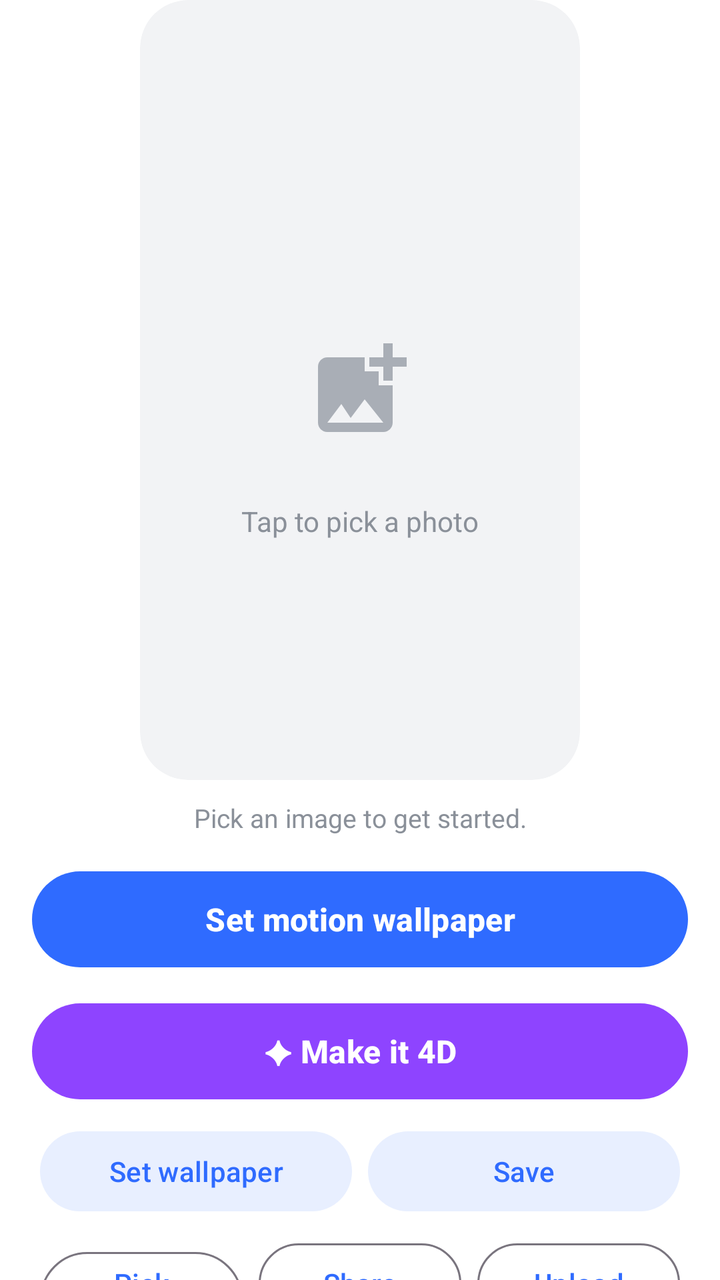
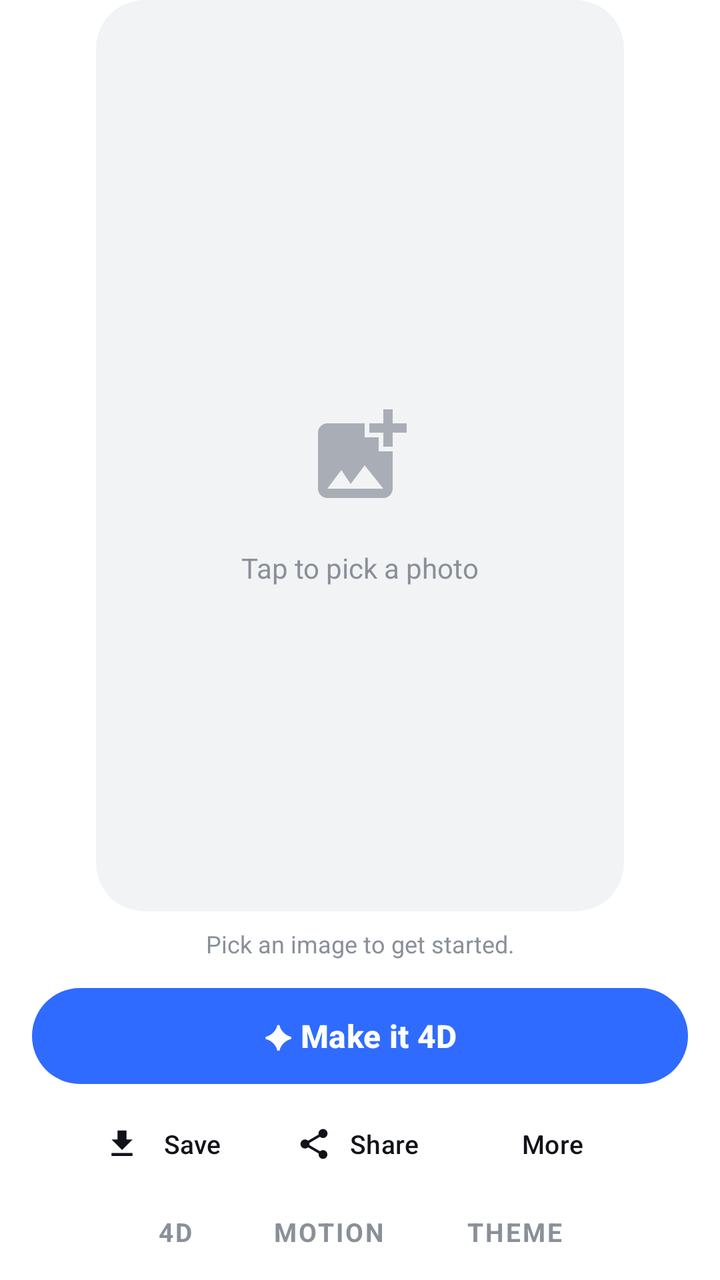

Before-and-after screenshots of an Android layout around one commit, followed by the original layout XML and the change that was made.
<!-- AndroidManifest.xml: application theme Theme.WallpaperCreator -->
<!-- res/layout/fragment_create.xml -->
<?xml version="1.0" encoding="utf-8"?>
<androidx.core.widget.NestedScrollView xmlns:android="http://schemas.android.com/apk/res/android"
    xmlns:app="http://schemas.android.com/apk/res-auto"
    android:layout_width="match_parent"
    android:layout_height="match_parent">

    <LinearLayout
        android:layout_width="match_parent"
        android:layout_height="wrap_content"
        android:orientation="vertical"
        android:paddingHorizontal="16dp"
        android:paddingBottom="16dp">

        <com.google.android.material.card.MaterialCardView
            android:id="@+id/previewCard"
            android:layout_width="220dp"
            android:layout_height="390dp"
            android:layout_gravity="center_horizontal"
            app:cardBackgroundColor="@color/surface_muted"
            app:cardCornerRadius="24dp"
            app:cardElevation="0dp"
            app:strokeWidth="0dp">

            <ImageView
                android:id="@+id/preview"
                android:layout_width="match_parent"
                android:layout_height="match_parent"
                android:contentDescription="@string/preview"
                android:scaleType="center"
                android:src="@drawable/ic_add_photo" />

            <TextView
                android:id="@+id/previewHint"
                android:layout_width="wrap_content"
                android:layout_height="wrap_content"
                android:layout_gravity="center_horizontal|bottom"
                android:layout_marginBottom="120dp"
                android:text="@string/tap_to_pick"
                android:textColor="@color/text_secondary" />
        </com.google.android.material.card.MaterialCardView>

        <TextView
            android:id="@+id/status"
            android:layout_width="match_parent"
            android:layout_height="wrap_content"
            android:layout_marginTop="10dp"
            android:gravity="center"
            android:text="@string/pick_first"
            android:textColor="@color/text_secondary"
            android:textSize="13sp" />

        <com.google.android.material.progressindicator.LinearProgressIndicator
            android:id="@+id/uploadProgress"
            android:layout_width="match_parent"
            android:layout_height="wrap_content"
            android:layout_marginTop="6dp"
            android:max="100"
            android:visibility="gone"
            app:trackCornerRadius="4dp" />

        <com.google.android.material.button.MaterialButton
            android:id="@+id/btnSetLive"
            style="@style/PrimaryPill"
            android:layout_marginTop="14dp"
            android:text="@string/set_live" />

        <com.google.android.material.button.MaterialButton
            android:id="@+id/btnMakeFourD"
            style="@style/PrimaryPill"
            android:layout_marginTop="10dp"
            android:text="@string/make_fourd"
            app:backgroundTint="@color/brand_secondary" />

        <LinearLayout style="@style/ButtonRow">

            <com.google.android.material.button.MaterialButton
                android:id="@+id/btnSetStatic"
                style="@style/RowButton.Tonal"
                android:text="@string/set_static" />

            <com.google.android.material.button.MaterialButton
                android:id="@+id/btnSave"
                style="@style/RowButton.Tonal"
                android:text="@string/save" />
        </LinearLayout>

        <LinearLayout style="@style/ButtonRow">

            <com.google.android.material.button.MaterialButton
                android:id="@+id/btnPick"
                style="@style/RowButton.Outlined"
                android:text="@string/pick_image" />

            <com.google.android.material.button.MaterialButton
                android:id="@+id/btnShare"
                style="@style/RowButton.Outlined"
                android:text="@string/share" />

            <com.google.android.material.button.MaterialButton
                android:id="@+id/btnUpload"
                style="@style/RowButton.Outlined"
                android:text="@string/upload" />
        </LinearLayout>
    </LinearLayout>
</androidx.core.widget.NestedScrollView>
<!-- resources referenced by this layout -->
<resources>
  <color name="brand_secondary">#8E44FF</color>
  <color name="surface_muted">#F2F3F5</color>
  <color name="text_secondary">#8A9099</color>
  <string name="make_fourd">✦ Make it 4D</string>
  <string name="pick_first">Pick an image to get started.</string>
  <string name="pick_image">Pick image</string>
  <string name="preview">Wallpaper preview</string>
  <string name="save">Save</string>
  <string name="set_live">Set motion wallpaper</string>
  <string name="set_static">Set wallpaper</string>
  <string name="share">Share</string>
  <string name="tap_to_pick">Tap to pick a photo</string>
  <string name="upload">Upload</string>
  <style name="ButtonRow">
          <item name="android:layout_width">match_parent</item>
          <item name="android:layout_height">wrap_content</item>
          <item name="android:layout_marginTop">8dp</item>
          <item name="android:orientation">horizontal</item>
      </style>
  <style name="RowButton.Outlined" parent="Widget.Material3.Button.OutlinedButton">
          <item name="android:layout_width">0dp</item>
          <item name="android:layout_height">wrap_content</item>
          <item name="android:layout_weight">1</item>
          <item name="android:layout_marginHorizontal">4dp</item>
      </style>
  <style name="RowButton.Tonal" parent="Widget.Material3.Button.TonalButton">
          <item name="android:layout_width">0dp</item>
          <item name="android:layout_height">wrap_content</item>
          <item name="android:layout_weight">1</item>
          <item name="android:layout_marginHorizontal">4dp</item>
      </style>
  <color name="text_tertiary">#A9AEB6</color>
  <color name="brand_primary">#2F6BFF</color>
  <color name="brand_primary_soft">#E8EFFF</color>
  <color name="surface">#FFFFFF</color>
  <!-- unchanged entries left out for length: 3 -->
</resources>

<!-- the commit's change to res/layout/fragment_create.xml (unified diff, before → after) -->
@@ -1,105 +1,115 @@
 <?xml version="1.0" encoding="utf-8"?>
-<androidx.core.widget.NestedScrollView xmlns:android="http://schemas.android.com/apk/res/android"
+<LinearLayout xmlns:android="http://schemas.android.com/apk/res/android"
     xmlns:app="http://schemas.android.com/apk/res-auto"
     android:layout_width="match_parent"
-    android:layout_height="match_parent">
+    android:layout_height="match_parent"
+    android:orientation="vertical"
+    android:paddingHorizontal="16dp">
+
+    <com.google.android.material.card.MaterialCardView
+        android:id="@+id/previewCard"
+        android:layout_width="match_parent"
+        android:layout_height="0dp"
+        android:layout_marginHorizontal="32dp"
+        android:layout_weight="1"
+        app:cardBackgroundColor="@color/surface_muted"
+        app:cardCornerRadius="24dp"
+        app:cardElevation="0dp"
+        app:strokeWidth="0dp">
+
+        <ImageView
+            android:id="@+id/preview"
+            android:layout_width="match_parent"
+            android:layout_height="match_parent"
+            android:contentDescription="@string/preview"
+            android:scaleType="center"
+            android:src="@drawable/ic_add_photo" />
+
+        <TextView
+            android:id="@+id/previewHint"
+            android:layout_width="wrap_content"
+            android:layout_height="wrap_content"
+            android:layout_gravity="center"
+            android:layout_marginTop="56dp"
+            android:text="@string/tap_to_pick"
+            android:textColor="@color/text_secondary" />
+    </com.google.android.material.card.MaterialCardView>
+
+    <TextView
+        android:id="@+id/status"
+        android:layout_width="match_parent"
+        android:layout_height="wrap_content"
+        android:layout_marginTop="8dp"
+        android:ellipsize="end"
+        android:gravity="center"
+        android:maxLines="1"
+        android:text="@string/pick_first"
+        android:textColor="@color/text_secondary"
+        android:textSize="12sp" />
+
+    <com.google.android.material.progressindicator.LinearProgressIndicator
+        android:id="@+id/uploadProgress"
+        android:layout_width="match_parent"
+        android:layout_height="wrap_content"
+        android:layout_marginTop="6dp"
+        android:max="100"
+        android:visibility="gone"
+        app:trackCornerRadius="4dp" />
+
+    <com.google.android.material.button.MaterialButton
+        android:id="@+id/btnPrimary"
+        style="@style/PrimaryPill"
+        android:layout_marginTop="10dp"
+        android:text="@string/make_fourd" />
 
     <LinearLayout
         android:layout_width="match_parent"
         android:layout_height="wrap_content"
-        android:orientation="vertical"
-        android:paddingHorizontal="16dp"
-        android:paddingBottom="16dp">
+        android:layout_marginTop="2dp"
+        android:gravity="center"
+        android:orientation="horizontal">
 
-        <com.google.android.material.card.MaterialCardView
-            android:id="@+id/previewCard"
-            android:layout_width="220dp"
-            android:layout_height="390dp"
-            android:layout_gravity="center_horizontal"
-            app:cardBackgroundColor="@color/surface_muted"
-            app:cardCornerRadius="24dp"
-            app:cardElevation="0dp"
-            app:strokeWidth="0dp">
+        <com.google.android.material.button.MaterialButton
+            android:id="@+id/btnSave"
+            style="@style/QuietAction"
+            android:text="@string/save"
+            app:icon="@drawable/ic_download" />
 
-            <ImageView
-                android:id="@+id/preview"
-                android:layout_width="match_parent"
-                android:layout_height="match_parent"
-                android:contentDescription="@string/preview"
-                android:scaleType="center"
-                android:src="@drawable/ic_add_photo" />
+        <com.google.android.material.button.MaterialButton
+            android:id="@+id/btnShare"
+            style="@style/QuietAction"
+            android:text="@string/share"
+            app:icon="@drawable/ic_share" />
 
-            <TextView
-                android:id="@+id/previewHint"
-                android:layout_width="wrap_content"
-                android:layout_height="wrap_content"
-                android:layout_gravity="center_horizontal|bottom"
-                android:layout_marginBottom="120dp"
-                android:text="@string/tap_to_pick"
-                android:textColor="@color/text_secondary" />
-        </com.google.android.material.card.MaterialCardView>
+        <com.google.android.material.button.MaterialButton
+            android:id="@+id/btnMore"
+            style="@style/QuietAction"
+            android:text="@string/more" />
+    </LinearLayout>
+
+    
+    <LinearLayout
+        android:id="@+id/modeStrip"
+        android:layout_width="wrap_content"
+        android:layout_height="wrap_content"
+        android:layout_gravity="center_horizontal"
+        android:layout_marginTop="4dp"
+        android:layout_marginBottom="8dp"
+        android:orientation="horizontal">
 
         <TextView
-            android:id="@+id/status"
-            android:layout_width="match_parent"
-            android:layout_height="wrap_content"
-            android:layout_marginTop="10dp"
-            android:gravity="center"
-            android:text="@string/pick_first"
-            android:textColor="@color/text_secondary"
-            android:textSize="13sp" />
+            android:id="@+id/modeFourD"
+            style="@style/ModeTab"
+            android:text="@string/mode_fourd" />
 
-        <com.google.android.material.progressindicator.LinearProgressIndicator
-            android:id="@+id/uploadProgress"
-            android:layout_width="match_parent"
-            android:layout_height="wrap_content"
-            android:layout_marginTop="6dp"
-            android:max="100"
-            android:visibility="gone"
-            app:trackCornerRadius="4dp" />
+        <TextView
+            android:id="@+id/modeMotion"
+            style="@style/ModeTab"
+            android:text="@string/mode_motion" />
 
-        <com.google.android.material.button.MaterialButton
-            android:id="@+id/btnSetLive"
-            style="@style/PrimaryPill"
-            android:layout_marginTop="14dp"
-            android:text="@string/set_live" />
-
-        <com.google.android.material.button.MaterialButton
-            android:id="@+id/btnMakeFourD"
-            style="@style/PrimaryPill"
-            android:layout_marginTop="10dp"
-            android:text="@string/make_fourd"
-            app:backgroundTint="@color/brand_secondary" />
-
-        <LinearLayout style="@style/ButtonRow">
-
-            <com.google.android.material.button.MaterialButton
-                android:id="@+id/btnSetStatic"
-                style="@style/RowButton.Tonal"
-                android:text="@string/set_static" />
-
-            <com.google.android.material.button.MaterialButton
-                android:id="@+id/btnSave"
-                style="@style/RowButton.Tonal"
-                android:text="@string/save" />
-        </LinearLayout>
-
-        <LinearLayout style="@style/ButtonRow">
-
-            <com.google.android.material.button.MaterialButton
-                android:id="@+id/btnPick"
-                style="@style/RowButton.Outlined"
-                android:text="@string/pick_image" />
-
-            <com.google.android.material.button.MaterialButton
-                android:id="@+id/btnShare"
-                style="@style/RowButton.Outlined"
-                android:text="@string/share" />
-
-            <com.google.android.material.button.MaterialButton
-                android:id="@+id/btnUpload"
-                style="@style/RowButton.Outlined"
-                android:text="@string/upload" />
-        </LinearLayout>
+        <TextView
+            android:id="@+id/modeTheme"
+            style="@style/ModeTab"
+            android:text="@string/mode_theme" />
     </LinearLayout>
-</androidx.core.widget.NestedScrollView>
+</LinearLayout>
<!-- resource entries referenced after the edit -->
@@ -3,36 +3,79 @@
   <color name="brand_secondary">#8E44FF</color>
   <color name="surface_muted">#F2F3F5</color>
   <color name="text_secondary">#8A9099</color>
+  <!-- drawable ic_download (drawable) -->
+  <vector xmlns:android="http://schemas.android.com/apk/res/android"
+      android:width="24dp"
+      android:height="24dp"
+      android:viewportWidth="24"
+      android:viewportHeight="24">
+      <path
+          android:fillColor="#FF000000"
+          android:pathData="M19,9h-4V3H9v6H5l7,7 7,-7zM5,18v2h14v-2H5z" />
+  </vector>
+  <!-- drawable ic_share (drawable) -->
+  <vector xmlns:android="http://schemas.android.com/apk/res/android"
+      android:width="24dp"
+      android:height="24dp"
+      android:viewportWidth="24"
+      android:viewportHeight="24">
+      <path
+          android:fillColor="#FF000000"
+          android:pathData="M18,16.08c-0.76,0 -1.44,0.3 -1.96,0.77L8.91,12.7c0.05,-0.23 0.09,-0.46 0.09,-0.7s-0.04,-0.47 -0.09,-0.7l7.05,-4.11c0.54,0.5 1.25,0.81 2.04,0.81 1.66,0 3,-1.34 3,-3s-1.34,-3 -3,-3 -3,1.34 -3,3c0,0.24 0.04,0.47 0.09,0.7L8.04,9.81C7.5,9.31 6.79,9 6,9c-1.66,0 -3,1.34 -3,3s1.34,3 3,3c0.79,0 1.5,-0.31 2.04,-0.81l7.12,4.16c-0.05,0.21 -0.08,0.43 -0.08,0.65 0,1.61 1.31,2.92 2.92,2.92 1.61,0 2.92,-1.31 2.92,-2.92s-1.31,-2.92 -2.92,-2.92z" />
+  </vector>
   <string name="make_fourd">✦ Make it 4D</string>
+  <string name="mode_fourd">4D</string>
+  <string name="mode_motion">MOTION</string>
+  <string name="mode_theme">THEME</string>
+  <string name="more">More</string>
   <string name="pick_first">Pick an image to get started.</string>
-  <string name="pick_image">Pick image</string>
   <string name="preview">Wallpaper preview</string>
   <string name="save">Save</string>
-  <string name="set_live">Set motion wallpaper</string>
-  <string name="set_static">Set wallpaper</string>
   <string name="share">Share</string>
   <string name="tap_to_pick">Tap to pick a photo</string>
-  <string name="upload">Upload</string>
-  <style name="ButtonRow">
-          <item name="android:layout_width">match_parent</item>
+  <style name="ModeTab">
+          <item name="android:layout_width">wrap_content</item>
+          <item name="android:layout_height">32dp</item>
+          <item name="android:layout_marginHorizontal">4dp</item>
+          <item name="android:gravity">center</item>
+          <item name="android:paddingHorizontal">16dp</item>
+          <item name="android:textSize">13sp</item>
+          <item name="android:textStyle">bold</item>
+          <item name="android:letterSpacing">0.08</item>
+          <item name="android:textColor">@color/mode_tab_text</item>
+          <item name="android:background">@drawable/bg_mode_tab</item>
+          <item name="android:clickable">true</item>
+          <item name="android:focusable">true</item>
+      </style>
+  <style name="QuietAction" parent="Widget.Material3.Button.TextButton">
+          <item name="android:layout_width">wrap_content</item>
           <item name="android:layout_height">wrap_content</item>
-          <item name="android:layout_marginTop">8dp</item>
-          <item name="android:orientation">horizontal</item>
-      </style>
-  <style name="RowButton.Outlined" parent="Widget.Material3.Button.OutlinedButton">
-          <item name="android:layout_width">0dp</item>
-          <item name="android:layout_height">wrap_content</item>
-          <item name="android:layout_weight">1</item>
           <item name="android:layout_marginHorizontal">4dp</item>
-      </style>
-  <style name="RowButton.Tonal" parent="Widget.Material3.Button.TonalButton">
-          <item name="android:layout_width">0dp</item>
-          <item name="android:layout_height">wrap_content</item>
-          <item name="android:layout_weight">1</item>
-          <item name="android:layout_marginHorizontal">4dp</item>
+          <item name="android:textColor">@color/text_primary</item>
+          <item name="android:textSize">13sp</item>
+          <item name="iconTint">@color/text_primary</item>
+          <item name="iconSize">18dp</item>
+          <item name="iconPadding">6dp</item>
       </style>
   <color name="text_tertiary">#A9AEB6</color>
+  <!-- drawable bg_mode_tab (drawable) -->
+  <?xml version="1.0" encoding="utf-8"?>
+  <selector xmlns:android="http://schemas.android.com/apk/res/android">
+      <item android:state_selected="true">
+          <shape android:shape="rectangle">
+              <solid android:color="@color/text_primary" />
+              <corners android:radius="16dp" />
+          </shape>
+      </item>
+      <item>
+          <shape android:shape="rectangle">
+              <solid android:color="@android:color/transparent" />
+              <corners android:radius="16dp" />
+          </shape>
+      </item>
+  </selector>
   <color name="brand_primary">#2F6BFF</color>
+  <color name="text_primary">#111318</color>
   <color name="brand_primary_soft">#E8EFFF</color>
   <color name="surface">#FFFFFF</color>
   <!-- unchanged entries left out for length: 3 -->
